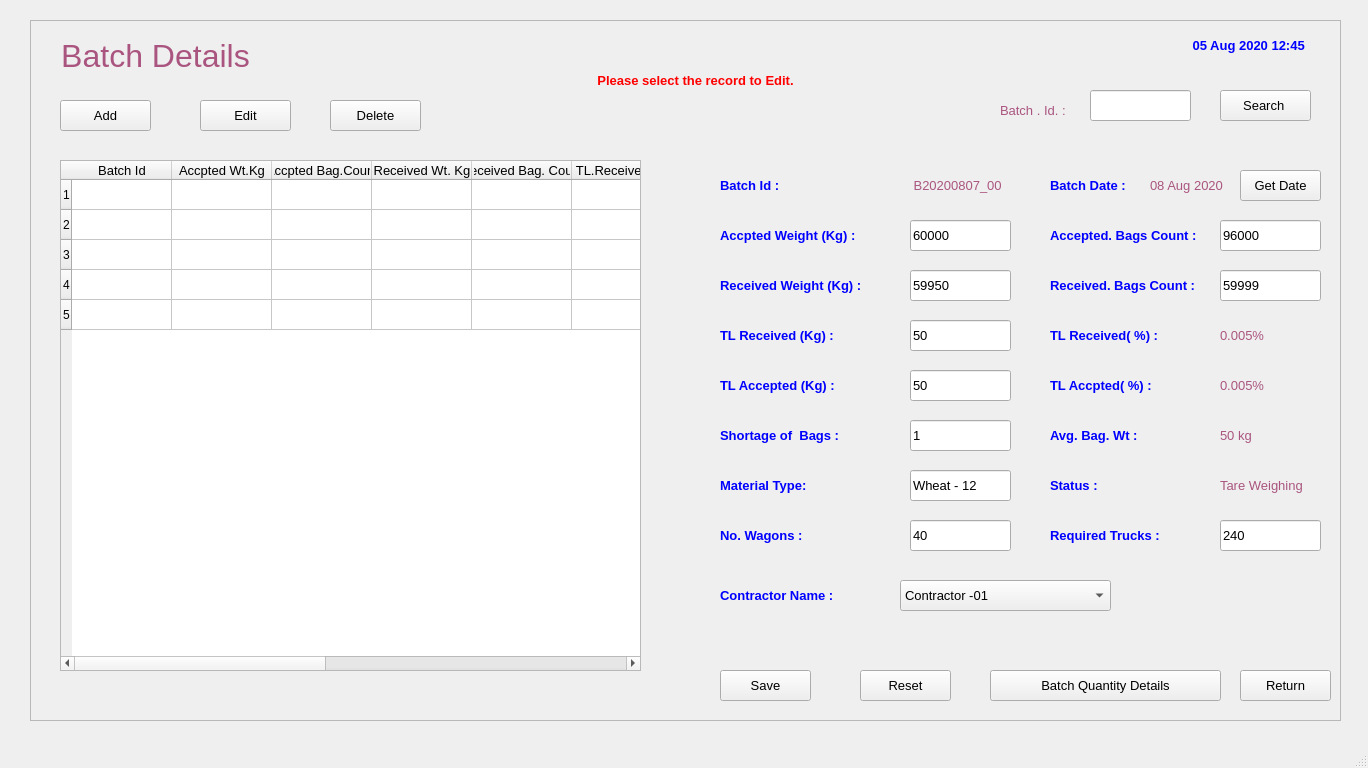
This is FCI/ui/fci_02_Batches.ui in sanjaymanegit/testRepo as Qt 5 draws it before an edit. The edited form follows.
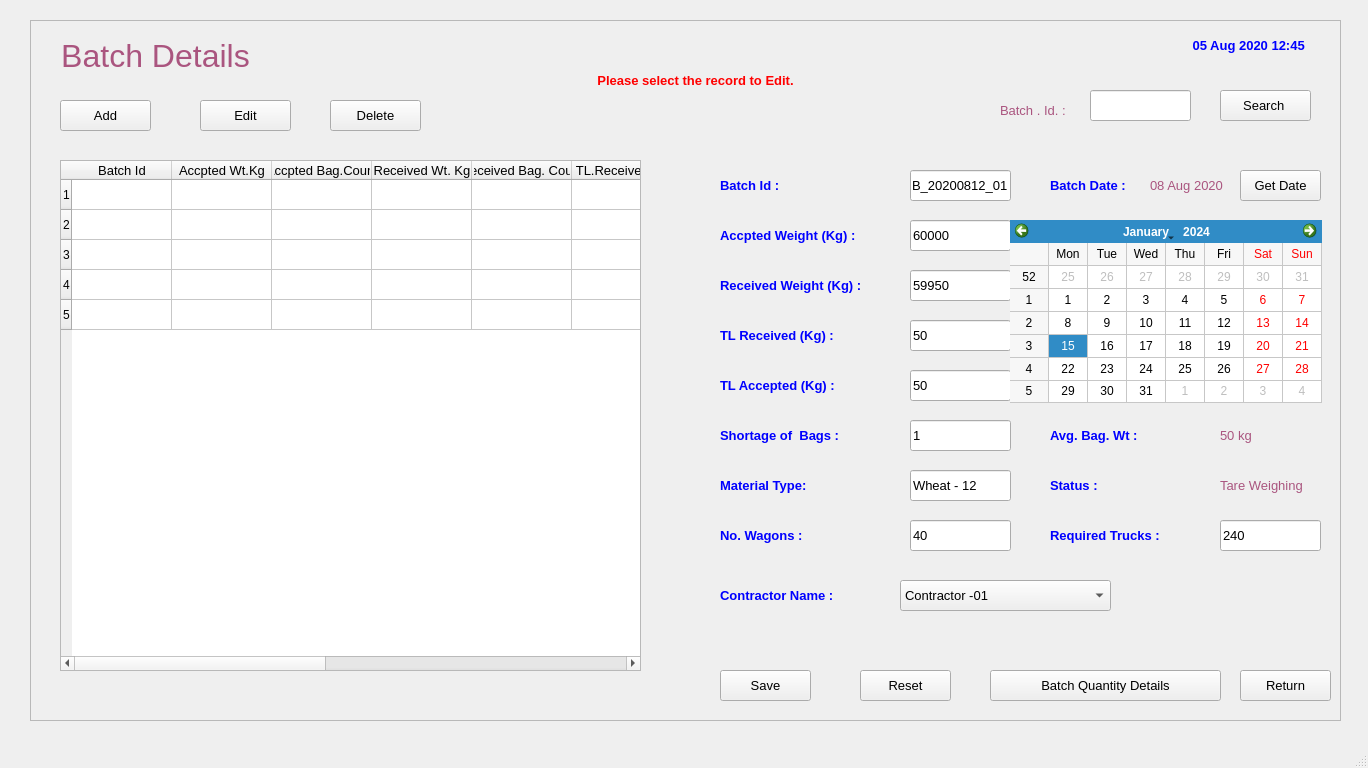
This is the edited form.

Patch:
```diff
--- a/FCI/ui/fci_02_Batches.ui
+++ b/FCI/ui/fci_02_Batches.ui
@@ -534,30 +534,6 @@
       <set>Qt::AlignLeading|Qt::AlignLeft|Qt::AlignVCenter</set>
      </property>
     </widget>
-    <widget class="QLabel" name="label_2">
-     <property name="geometry">
-      <rect>
-       <x>880</x>
-       <y>150</y>
-       <width>91</width>
-       <height>31</height>
-      </rect>
-     </property>
-     <property name="font">
-      <font>
-       <pointsize>10</pointsize>
-      </font>
-     </property>
-     <property name="styleSheet">
-      <string notr="true">color: rgb(170, 85, 127);</string>
-     </property>
-     <property name="text">
-      <string> B20200807_00</string>
-     </property>
-     <property name="alignment">
-      <set>Qt::AlignLeading|Qt::AlignLeft|Qt::AlignVCenter</set>
-     </property>
-    </widget>
     <widget class="QLineEdit" name="lineEdit">
      <property name="geometry">
       <rect>
@@ -1374,6 +1350,37 @@
       <string>Return</string>
      </property>
     </widget>
+    <widget class="QCalendarWidget" name="calendarWidget">
+     <property name="geometry">
+      <rect>
+       <x>980</x>
+       <y>200</y>
+       <width>312</width>
+       <height>183</height>
+      </rect>
+     </property>
+     <property name="gridVisible">
+      <bool>true</bool>
+     </property>
+    </widget>
+    <widget class="QLineEdit" name="lineEdit_12">
+     <property name="geometry">
+      <rect>
+       <x>880</x>
+       <y>150</y>
+       <width>101</width>
+       <height>31</height>
+      </rect>
+     </property>
+     <property name="font">
+      <font>
+       <pointsize>10</pointsize>
+      </font>
+     </property>
+     <property name="text">
+      <string>B_20200812_01</string>
+     </property>
+    </widget>
    </widget>
   </widget>
   <widget class="QMenuBar" name="menubar">
```
